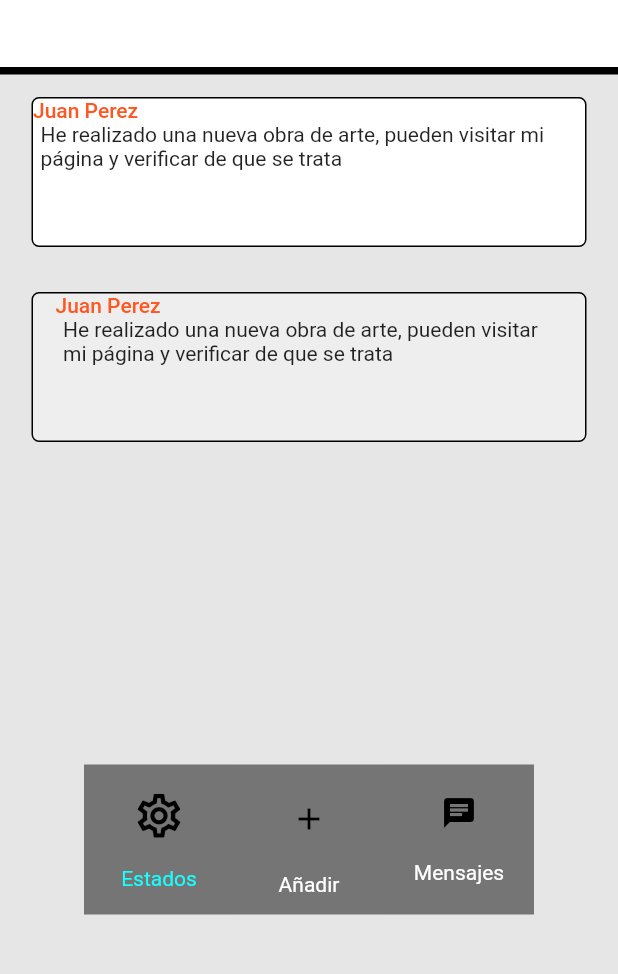
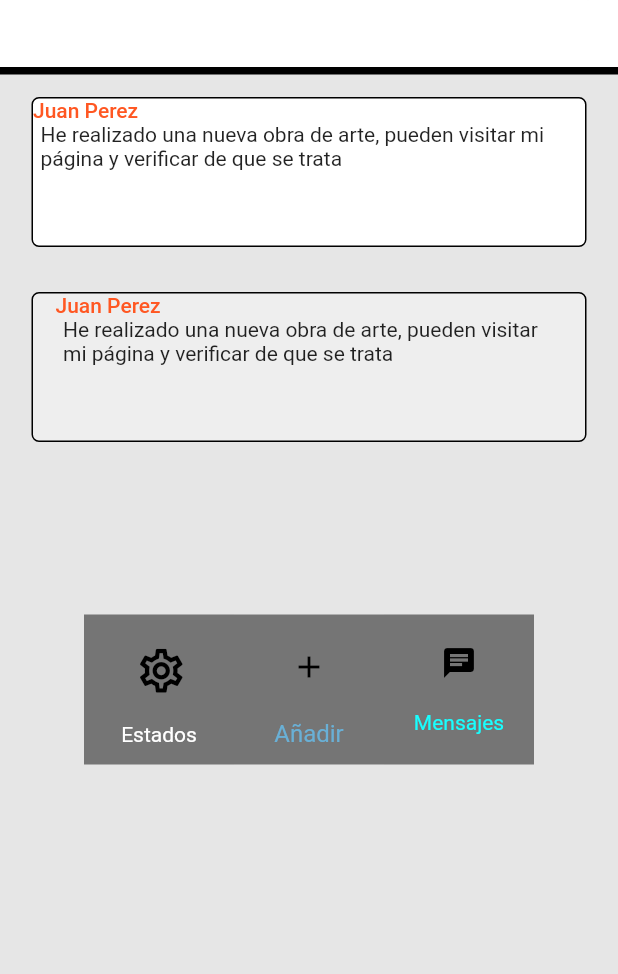
Before and after one commit to FranckEP/flutter_application_2, a Flutter app: the screen it shows after launch, after a tap on the "arrow forward" icon, on a phone screen of 412 x 824 dp, the part 83-1057 px from its top. Run offline on Flutter 3.47's test engine with Material 2 defaults, Android fonts, the phone set to English and light mode, and no system bars; network calls fail; Roboto replaces fonts that are missing (Poppins).

Commit message:
estadarización de la barra de navegación

```diff
--- a/lib/ui/pages/content/estados/estados.dart
+++ b/lib/ui/pages/content/estados/estados.dart
@@ -179,7 +179,7 @@ class _EstadosWidgetState extends State<EstadosWidget> {
             ],
           ),
           Padding(
-            padding: const EdgeInsetsDirectional.fromSTEB(0, 200, 0, 0),
+            padding: const EdgeInsetsDirectional.fromSTEB(0, 100, 0, 0),
             child: Row(
               mainAxisSize: MainAxisSize.max,
               mainAxisAlignment: MainAxisAlignment.center,
@@ -198,11 +198,20 @@ class _EstadosWidgetState extends State<EstadosWidget> {
                         mainAxisSize: MainAxisSize.max,
                         mainAxisAlignment: MainAxisAlignment.spaceEvenly,
                         children: [
-                          const Icon(
-                            Icons.settings_outlined,
-                            color: Colors.black,
-                            size: 35,
-                          ),
+                          IconButton(
+                              onPressed: () => {
+                                    Navigator.push(
+                                        context,
+                                        MaterialPageRoute(
+                                          builder: (context) =>
+                                              const EstadosWidget(),
+                                        ))
+                                  },
+                              icon: const Icon(
+                                Icons.settings_outlined,
+                                color: Colors.black,
+                                size: 35,
+                              )),
                           Column(
                             mainAxisSize: MainAxisSize.max,
                             children: const [
@@ -211,7 +220,7 @@ class _EstadosWidgetState extends State<EstadosWidget> {
                                 textAlign: TextAlign.center,
                                 style: TextStyle(
                                   fontFamily: 'Poppins',
-                                  color: Colors.cyanAccent,
+                                  color: Colors.white,
                                 ),
                               )
                             ],
@@ -262,7 +271,8 @@ class _EstadosWidgetState extends State<EstadosWidget> {
                                   textAlign: TextAlign.center,
                                   style: TextStyle(
                                     fontFamily: 'Poppins',
-                                    color: Colors.white,
+                                    color: Color(0xFF69B0D6),
+                                    fontSize: 16,
                                   ),
                                 )
                               ],
@@ -299,7 +309,7 @@ class _EstadosWidgetState extends State<EstadosWidget> {
                                 textAlign: TextAlign.center,
                                 style: TextStyle(
                                   fontFamily: 'Poppins',
-                                  color: Colors.white,
+                                  color: Colors.cyanAccent,
                                 ),
                               )
                             ],
```
